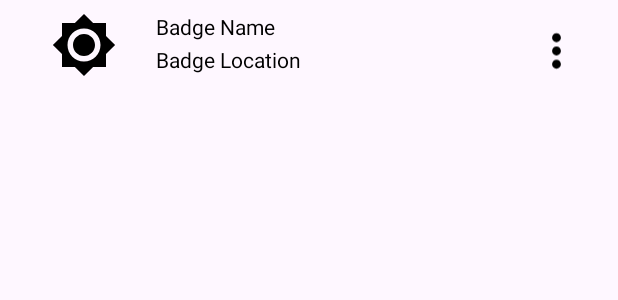
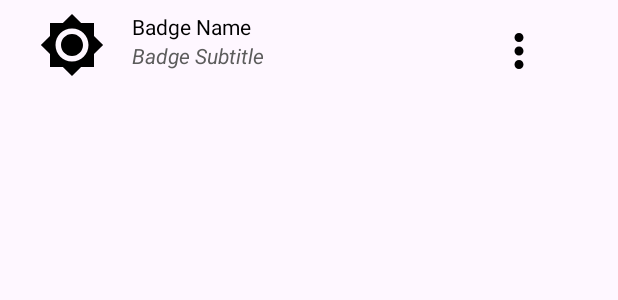
Before and after one commit to Harry55494/Hikers-Challenge, an Android app: the layout badge_row.xml on its own in the app's theme, with its tools: preview values and no code run, on a phone screen of 412 x 824 dp. Shown: the top 300 px of the screen. Run offline under Robolectric (Android 15) with nearby library versions, the light colour scheme and no system bars.

```diff
--- a/app/src/main/java/com/example/hikerschallenge/HomeFragment.kt
+++ b/app/src/main/java/com/example/hikerschallenge/HomeFragment.kt
@@ -26,15 +26,11 @@ private const val ARG_PARAM1 = "badge_model"
  * create an instance of this fragment.
  */
 class HomeFragment : Fragment() {
-    private var badgeModel: BadgesModel? = null
     private val tag = "HomeFragment"
     private val badgesViewModel by activityViewModels<BadgesViewModel>()
 
     override fun onCreate(savedInstanceState: Bundle?) {
         super.onCreate(savedInstanceState)
-        arguments?.let {
-            badgeModel = it.getSerializable(ARG_PARAM1) as BadgesModel
-        }
         Log.i(tag, "onCreate() run")
     }
 
@@ -93,8 +89,6 @@ class HomeFragment : Fragment() {
         }
         badgesViewModel.weatherDataLive.observe(viewLifecycleOwner, weatherObserver)
 
-
-
         val badgesRecyclerView = view.findViewById<RecyclerView>(R.id.horizontal_scroller)
         badgesRecyclerView.layoutManager = LinearLayoutManager(context, LinearLayoutManager.HORIZONTAL, false)
 
--- a/app/src/main/java/com/example/hikerschallenge/BadgesViewModel.kt
+++ b/app/src/main/java/com/example/hikerschallenge/ViewModel.kt
@@ -1,13 +1,15 @@
 package com.example.hikerschallenge
+import android.annotation.SuppressLint
 import android.content.Context
 import androidx.lifecycle.MutableLiveData
 import androidx.lifecycle.ViewModel
 import androidx.lifecycle.ViewModelProvider
 import java.io.Serializable
 
-class BadgesViewModel(private val context: Context) : ViewModel(), Serializable {
+class BadgesViewModel(@SuppressLint("StaticFieldLeak") private val context: Context) : ViewModel(), Serializable {
     var locationPermissionGranted: Boolean = false
     var badgesModel: BadgesModel? = BadgesModel(context)
+    var dataModel: DataModel? = DataModel(context)
     var weatherData: Array<String> = arrayOf("", "")
     var weatherDataLive: MutableLiveData<Array<String>> = MutableLiveData(weatherData)
 }
--- a/app/src/main/java/com/example/hikerschallenge/WalletFragment.kt
+++ b/app/src/main/java/com/example/hikerschallenge/WalletFragment.kt
@@ -53,7 +53,7 @@ class WalletFragment : Fragment() {
         for (badge in badgesViewModel.badgesModel!!.badges){
             val row = layoutInflater.inflate(R.layout.badge_row, table, false)
             row.findViewById<TextView>(R.id.badge_row_name).text = badge.name
-            row.findViewById<TextView>(R.id.badge_row_location).text = badge.location
+            row.findViewById<TextView>(R.id.badge_row_subtitle).text = "${badge.location}, Collected ${badge.getDisplayDate(true)}"
             val popupMenu = PopupMenu(requireContext(), row.findViewById(R.id.menu_anchor_view))
             popupMenu.menuInflater.inflate(R.menu.badge_row_menu, popupMenu.menu)
 
@@ -75,6 +75,7 @@ class WalletFragment : Fragment() {
             table.addView(row)
             Log.i(tag, "Badge $badge added to table")
         }
+
         Log.i(tag, "onCreateView() run")
         return view
     }
--- a/app/src/main/res/layout/badge_row.xml
+++ b/app/src/main/res/layout/badge_row.xml
@@ -6,39 +6,39 @@
 
     <ImageView
         android:id="@+id/badge_row_image"
-        android:layout_width="wrap_content"
+        android:layout_width="80dp"
         android:layout_height="match_parent"
         android:src="@drawable/baseline_brightness_high_96"
+        android:layout_alignParentStart="true"
         android:contentDescription="@string/badge_icon_content_desc" />
 
     <TextView
         android:id="@+id/badge_row_name"
         android:layout_toEndOf="@+id/badge_row_image"
-        android:layout_width="wrap_content"
+        android:layout_width="200dp"
         android:layout_height="wrap_content"
         android:textColor="@color/black"
         android:text="@string/badge_name_template"
         />
 
     <TextView
-        android:id="@+id/badge_row_location"
+        android:id="@+id/badge_row_subtitle"
+        android:layout_width="200dp"
+        android:layout_height="fill_parent"
+        android:layout_below="@+id/badge_row_name"
         android:layout_toEndOf="@+id/badge_row_image"
-        android:layout_width="wrap_content"
-        android:layout_height="fill_parent"
-        android:textColor="@color/black"
-        android:gravity="center"
-        android:layout_below="@+id/badge_row_name"
         android:text="@string/badge_location_template"
-        />
+        android:textAlignment="viewStart"
+        android:textColor="@color/grey"
+        android:textStyle="italic" />
 
     <ImageView
         android:id="@+id/menu_anchor_view"
         android:layout_width="41dp"
         android:layout_height="37dp"
         android:layout_alignParentEnd="true"
-        android:layout_marginStart="170dp"
         android:layout_marginTop="8dp"
-        android:layout_marginEnd="15dp"
+        android:layout_marginEnd="0dp"
         android:layout_toEndOf="@+id/badge_row_name"
         android:src="@drawable/baseline_more_vert_24"
         android:contentDescription="@string/options_menu" />
--- a/app/src/main/res/values/colors.xml
+++ b/app/src/main/res/values/colors.xml
@@ -1,6 +1,7 @@
 <?xml version="1.0" encoding="utf-8"?>
 <resources>
     <color name="black">#FF000000</color>
+    <color name="grey">#5C5C5C</color>
     <color name="white">#FFFFFFFF</color>
     <color name="background_green">#c5e1a5</color>
     <color name="navbar_green">#8BC34A</color>
--- a/app/src/main/res/values/strings.xml
+++ b/app/src/main/res/values/strings.xml
@@ -9,7 +9,8 @@
     <string name="badge_icon_content_desc">Badge Icon</string>
     <string name="no_badges_text">No badges yet!</string>
     <string name="badge_name_template">Badge Name</string>
-    <string name="badge_location_template">Badge Location</string>
+    <string name="badge_location_template">Badge Subtitle</string>
     <string name="options_menu">Options Menu</string>
     <string name="template_text">template_text</string>
+    <string name="recents_title">Recently Collected</string>
 </resources>
```
Also changed, not shown: app/src/main/assets/data.json (added, +54 -0 lines), app/src/main/java/com/example/hikerschallenge/Badge.kt (+29 -1 lines), app/src/main/java/com/example/hikerschallenge/BadgesAdapterVertical.kt (added, +37 -0 lines), app/src/main/java/com/example/hikerschallenge/BadgesModel.kt (+28 -2 lines), app/src/main/java/com/example/hikerschallenge/DataModel.kt (added, +39 -0 lines), app/src/main/java/com/example/hikerschallenge/ScanFragment.kt (+10 -3 lines), app/src/main/res/layout/badge_scroller_view.xml (+7 -6 lines), app/src/main/res/layout/fragment_home.xml (+13 -6 lines).
